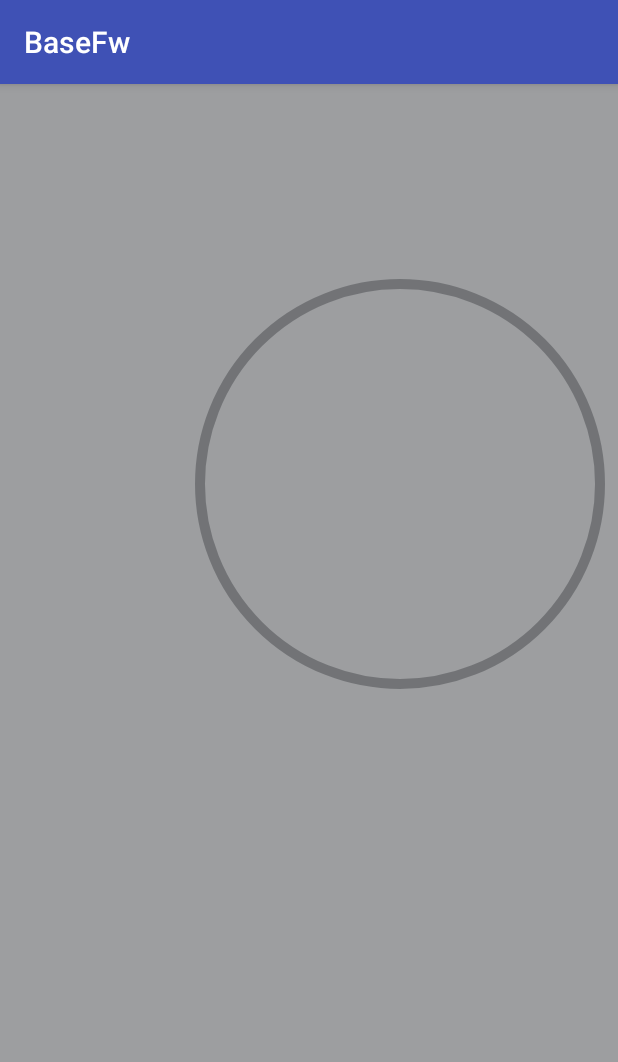
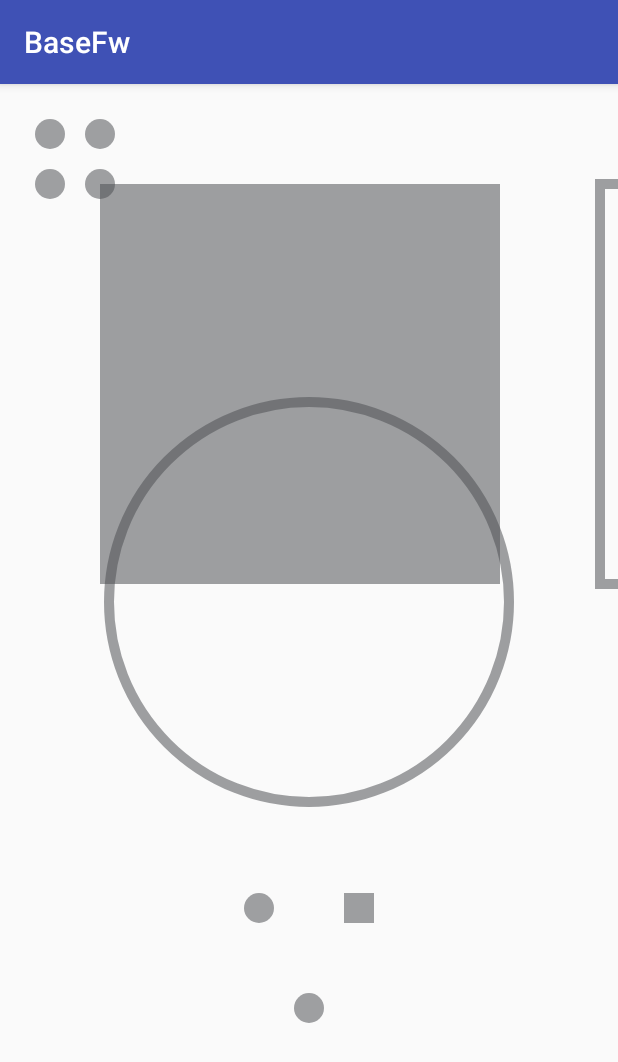
Before and after one commit to Muyunfan/MyFramework, an Android app: the screen it shows after launch (ViewActivity), on a phone screen of 412 x 824 dp. Shown: the top 1062 px of the screen. Run offline under Robolectric (Android 15) with nearby library versions, the phone set to English and light mode, and no system bars.

Commit message:
Merge remote-tracking branch 'remotes/origin/master'
Conflicts:
	app/src/main/AndroidManifest.xml

```diff
--- a/myfCore/src/main/java/com/muyunfan/fw/codermodule/widget/MyView.java
+++ b/myfCore/src/main/java/com/muyunfan/fw/codermodule/widget/MyView.java
@@ -6,7 +6,11 @@ import android.graphics.Color;
 import android.graphics.Paint;
 import android.support.annotation.Nullable;
 import android.util.AttributeSet;
+import android.util.Log;
 import android.view.View;
+import android.view.Window;
+
+import com.muyunfan.fw.widget.utils.mobile.WindowUtil;
 
 /**
  * 类名称：MyView
@@ -18,16 +22,23 @@ import android.view.View;
  * 修改备注：
  */
 public class MyView extends View {
+
+    private Context context;
+    private static final String TAG = "MyView";
+
     public MyView(Context context) {
         super(context);
+        this.context = context;
     }
 
     public MyView(Context context, @Nullable AttributeSet attrs) {
         super(context, attrs);
+        this.context = context;
     }
 
     public MyView(Context context, @Nullable AttributeSet attrs, int defStyleAttr) {
         super(context, attrs, defStyleAttr);
+        this.context = context;
     }
 
     Paint paint = new Paint();
@@ -51,9 +62,38 @@ public class MyView extends View {
 
         initPaint();
 
+        WindowUtil windowUtil = new WindowUtil(context);
+        int[] windowPixels = windowUtil.getWindowPixels();
+        int width = windowPixels[0];
+        int height = windowPixels[1];
+
+        Log.i(TAG, "width:" + width + " , height:" + height);
+
         //create a circle
-        canvas.drawCircle(400, 400, 200, paint);
-        canvas.drawColor(Color.parseColor("#884d4f53"));
+        canvas.drawCircle(width / 2, height / 2 - 100, 200, paint);
+
+        paint.setStyle(Paint.Style.FILL);
+        canvas.drawRect(100, 100, 500, 500, paint);
+
+        paint.setStyle(Paint.Style.STROKE);
+        canvas.drawRect(600, 100, 1000, 500, paint);
+
+        paint.setStrokeCap(Paint.Cap.ROUND);
+        paint.setStrokeWidth(30);
+        canvas.drawPoint(width / 2 - 50, (float) (height / 1.5), paint);
+
+        paint.setStrokeCap(Paint.Cap.SQUARE);
+        paint.setStrokeWidth(30);
+        canvas.drawPoint(width / 2 + 50, (float) (height / 1.5), paint);
+
+        paint.setStrokeCap(Paint.Cap.ROUND);
+        paint.setStrokeWidth(30);
+        canvas.drawPoint(width / 2, (float) (height / 1.5 + 100), paint);
+
+        float[] points = {0, 0, 50, 50, 50, 100, 100, 50, 100, 100, 150, 50, 150, 100};
+// 绘制四个点：(50, 50) (50, 100) (100, 50) (100, 100)
+        canvas.drawPoints(points, 2 /* 跳过两个数，即前两个 0 */,
+                8 /* 一共绘制 8 个数（4 个点）*/, paint);
 
     }
 }
```
